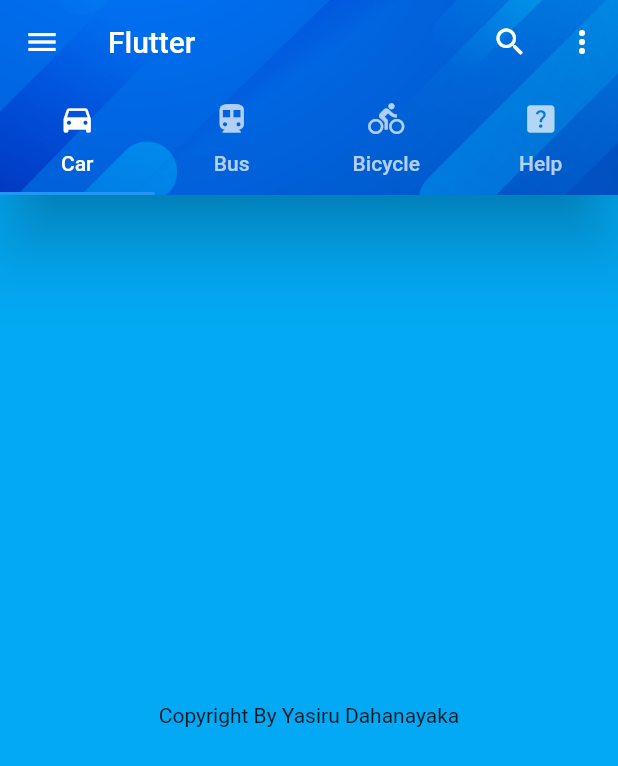
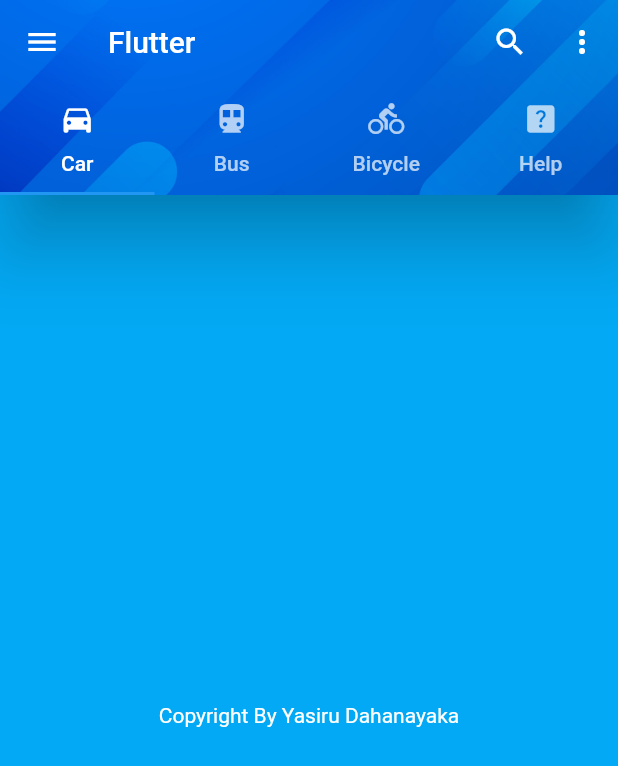
Before and after one commit to YasiruLak/Flutter-First_Project, a Flutter app: the screen it shows after launch, on a phone screen of 412 x 824 dp. Shown: the top 766 px of the screen. Run offline on Flutter 3.47's test engine with Material 2 defaults, Android fonts, the phone set to English and light mode, and no system bars; our stand-ins replace device_preview.

Commit message:
Change Colors

```diff
--- a/lib/main.dart
+++ b/lib/main.dart
@@ -111,7 +111,8 @@ Widget tab1(){
 
     color: Colors.lightBlue,
     child: const Center(
-      child: Text("Copyright By Yasiru Dahanayaka"),
+      child: Text("Copyright By Yasiru Dahanayaka",
+      style: TextStyle(color: Colors.white),),
     ),
   );
 }
@@ -143,13 +144,13 @@ Widget tab2(){
         crossAxisAlignment: CrossAxisAlignment.center,
         children: const <Widget>[
           Text('Testing One',
-            style: TextStyle(fontSize: 18),
+            style: TextStyle(fontSize: 18,color: Colors.white),
           ),
           Text('Testing Two',
-            style: TextStyle(fontSize: 18),
+            style: TextStyle(fontSize: 18,color: Colors.white),
           ),
           Text('Testing Three',
-            style: TextStyle(fontSize: 18),
+            style: TextStyle(fontSize: 18,color: Colors.white),
           ),
 
         ],
@@ -169,6 +170,7 @@ Widget tab3(){
       child: const Text(
         'Flutter Testing App',
         style: TextStyle(
+        color: Colors.white,
           fontSize: 20.0,
           fontFamily: 'Ubuntu sans-serif',
         ),
```
